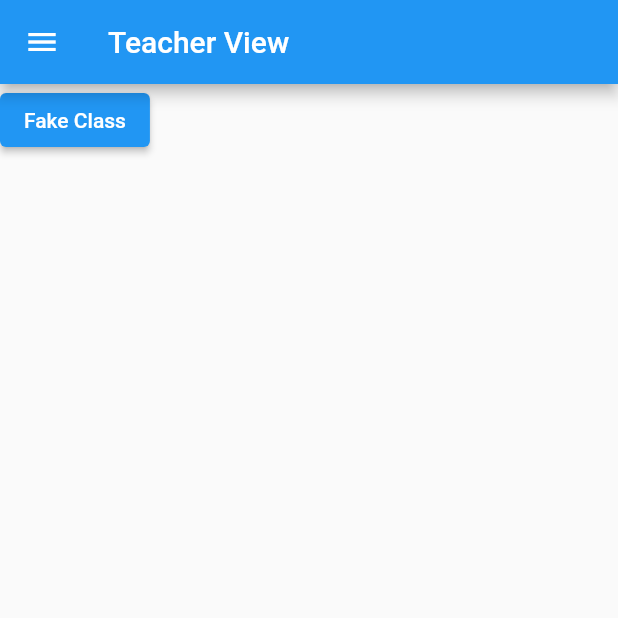
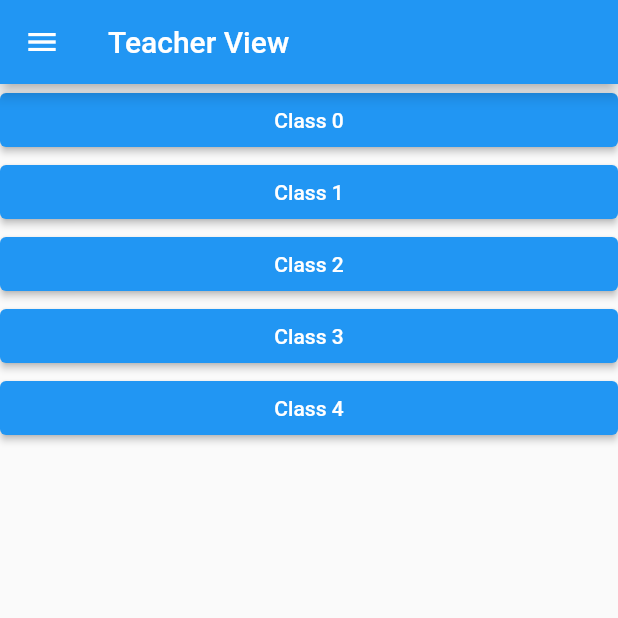
Before and after one commit to MrInterBugs/HackathonV4, a Flutter app: the screen it shows after launch, in the side drawer, after a tap on "Teachers View", on a phone screen of 412 x 824 dp, the top half of it. Run offline on Flutter 3.47's test engine with Material 2 defaults, Android fonts, the phone set to English and light mode, and no system bars.

Commit message:
More buttons.

```diff
--- a/lib/screens/TeacherHome.dart
+++ b/lib/screens/TeacherHome.dart
@@ -7,19 +7,21 @@ class TeacherHome extends StatelessWidget {
 
   @override
   Widget build(BuildContext context) {
+    final className = List<String>.generate(5, (i) => "Class $i");
     return Scaffold(
       appBar: AppBar(
         // Here we take the value from the MyHomePage object that was created by
         // the App.build method, and use it to set our appbar title.
         title: Text("Teacher View"),
       ),
-      body: Stack(
-        children: <Widget>[
-          ElevatedButton(
-            onPressed: () {},
-            child: Text("Fake Class"),
-          )
-        ],
+      body: ListView.builder(
+        itemCount: className.length,
+        itemBuilder: (context, index) {
+          return ElevatedButton(
+                onPressed: () {},
+                child: Text('${className[index]}'),
+              );
+          },
       ),
       drawer: Container(
         width: 150,
```
